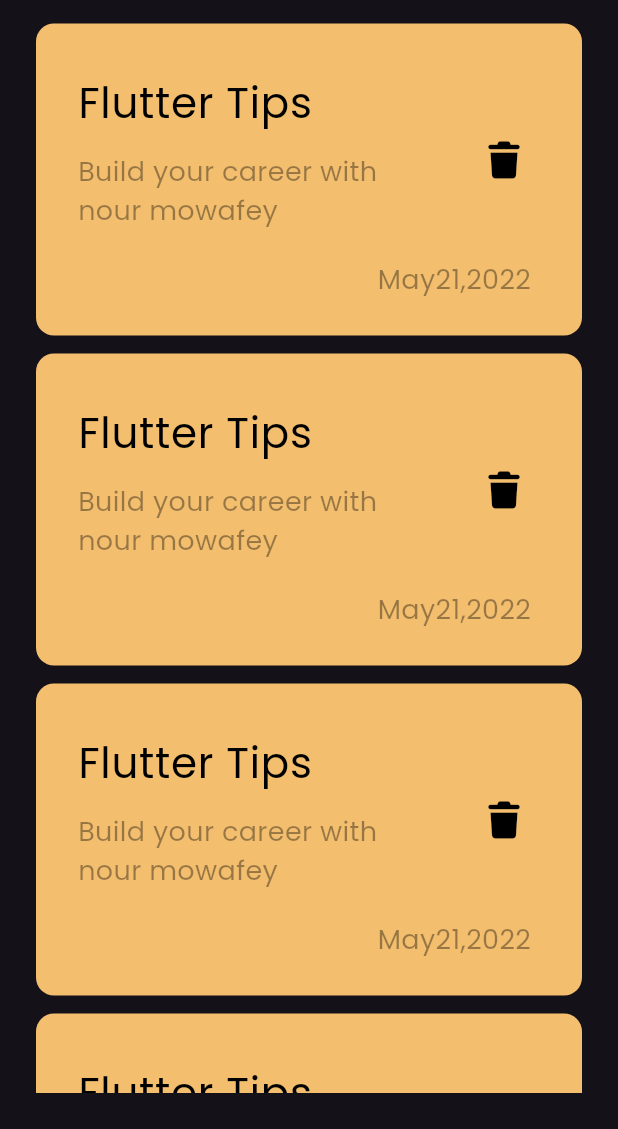
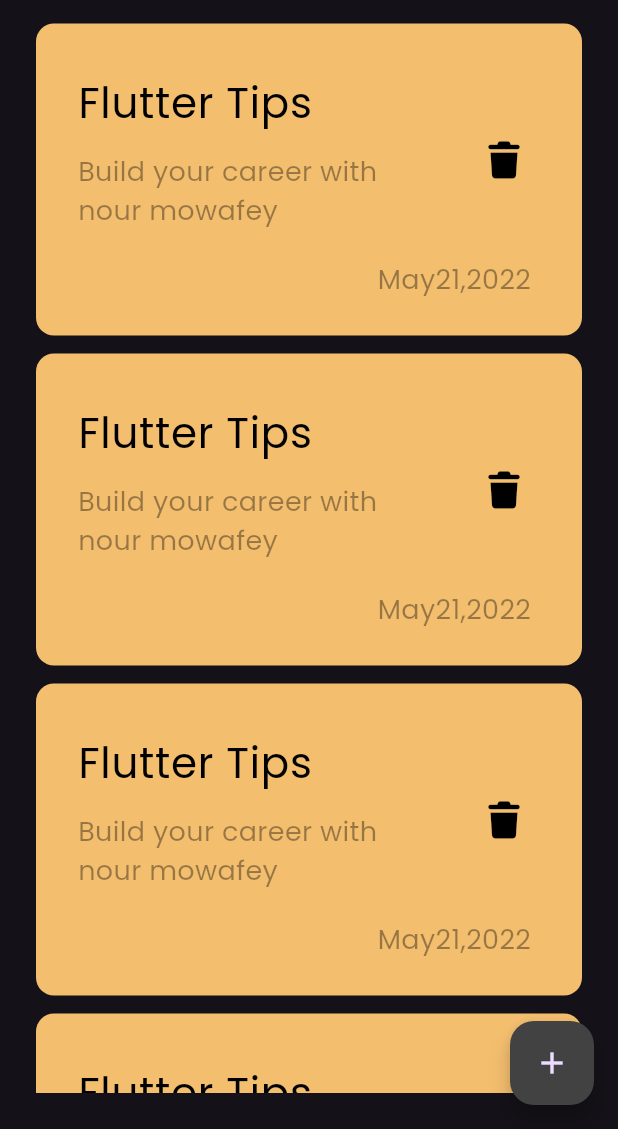
Before and after one commit to NOUR-MOWAFEY/notes_app, a Flutter app: the screen it shows after launch, on a phone screen of 412 x 824 dp, the part 107-1236 px from its top. Run offline on Flutter 3.47's test engine with Material 3 defaults, Android fonts, the phone set to English and light mode, and no system bars; our stand-ins replace font_awesome_flutter.

Commit message:
add floating action button

```diff
--- a/lib/views/notes_view.dart
+++ b/lib/views/notes_view.dart
@@ -8,6 +8,11 @@ class NotesView extends StatelessWidget {
   Widget build(BuildContext context) {
     return SafeArea(
       child: Scaffold(
+        floatingActionButton: FloatingActionButton(
+          onPressed: () {},
+          backgroundColor: const Color(0xFF424242),
+          child: Icon(Icons.add),
+        ),
         body: NotesViewBody(),
       ),
     );
```
